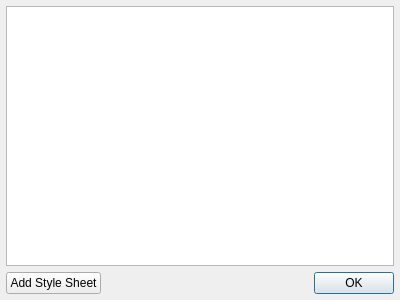
Qt form plugins/Stylist/gui/settingdialog.ui (stream009/qupzilla-plugins) before a commit.
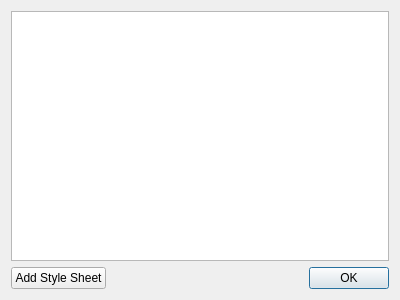
The same form after that commit.

Patch:
```diff
--- a/plugins/Stylist/gui/settingdialog.ui
+++ b/plugins/Stylist/gui/settingdialog.ui
@@ -14,11 +14,8 @@
    <string>Dialog</string>
   </property>
   <layout class="QVBoxLayout" name="verticalLayout">
-   <property name="margin">
-    <number>6</number>
-   </property>
    <item>
-    <widget class="QTreeView" name="treeView"/>
+    <widget class="QListView" name="m_stylesView"/>
    </item>
    <item>
     <layout class="QHBoxLayout" name="horizontalLayout">
```
Left out of the diff: 2 changed lines with no effect on the pictures.
